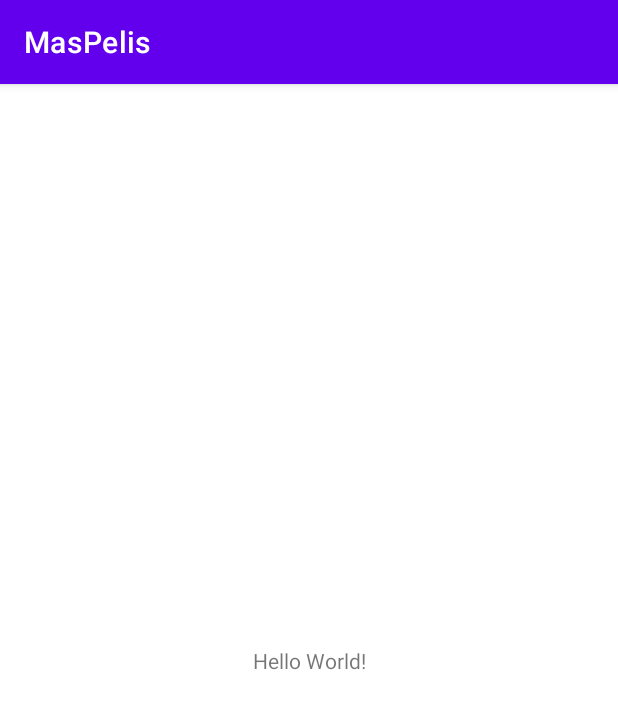
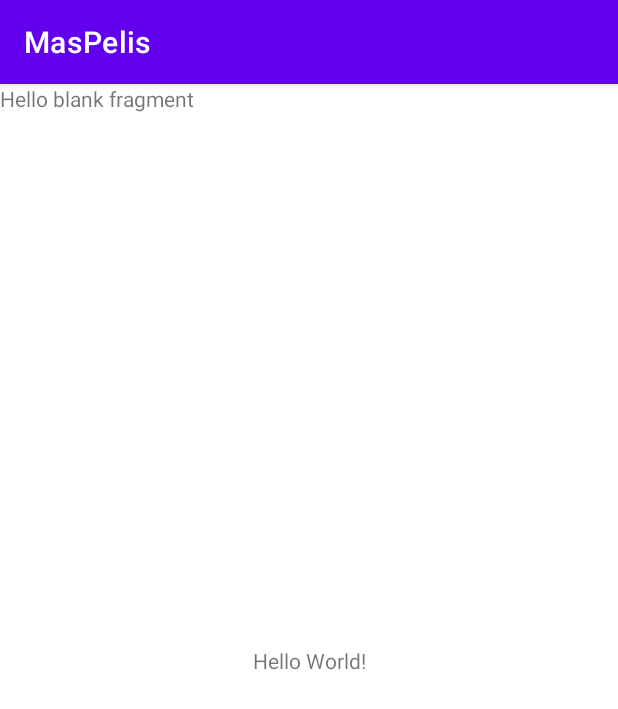
Before and after one commit to josele1976/MasPelis, an Android app: the screen it shows after launch (MainActivity), on a phone screen of 412 x 824 dp. Shown: the top 709 px of the screen. Run offline under Robolectric (Android 15) with nearby library versions, the phone set to English and light mode, and no system bars.

Commit message:
17/01/2023 17.48 horas

```diff
--- /dev/null
+++ b/app/src/main/java/com/example/maspelis/ListaPeliculas.java
@@ -0,0 +1,64 @@
+package com.example.maspelis;
+
+import android.os.Bundle;
+
+import androidx.fragment.app.Fragment;
+
+import android.view.LayoutInflater;
+import android.view.View;
+import android.view.ViewGroup;
+
+/**
+ * A simple {@link Fragment} subclass.
+ * Use the {@link ListaPeliculas#newInstance} factory method to
+ * create an instance of this fragment.
+ */
+public class ListaPeliculas extends Fragment {
+
+    // TODO: Rename parameter arguments, choose names that match
+    // the fragment initialization parameters, e.g. ARG_ITEM_NUMBER
+    private static final String ARG_PARAM1 = "param1";
+    private static final String ARG_PARAM2 = "param2";
+
+    // TODO: Rename and change types of parameters
+    private String mParam1;
+    private String mParam2;
+
+    public ListaPeliculas() {
+        // Required empty public constructor
+    }
+
+    /**
+     * Use this factory method to create a new instance of
+     * this fragment using the provided parameters.
+     *
+     * @param param1 Parameter 1.
+     * @param param2 Parameter 2.
+     * @return A new instance of fragment lista_peliculas.
+     */
+    // TODO: Rename and change types and number of parameters
+    public static ListaPeliculas newInstance(String param1, String param2) {
+        ListaPeliculas fragment = new ListaPeliculas();
+        Bundle args = new Bundle();
+        args.putString(ARG_PARAM1, param1);
+        args.putString(ARG_PARAM2, param2);
+        fragment.setArguments(args);
+        return fragment;
+    }
+
+    @Override
+    public void onCreate(Bundle savedInstanceState) {
+        super.onCreate(savedInstanceState);
+        if (getArguments() != null) {
+            mParam1 = getArguments().getString(ARG_PARAM1);
+            mParam2 = getArguments().getString(ARG_PARAM2);
+        }
+    }
+
+    @Override
+    public View onCreateView(LayoutInflater inflater, ViewGroup container,
+                             Bundle savedInstanceState) {
+        // Inflate the layout for this fragment
+        return inflater.inflate(R.layout.fragment_lista_peliculas, container, false);
+    }
+}
--- a/app/src/main/java/com/example/maspelis/MainActivity.java
+++ b/app/src/main/java/com/example/maspelis/MainActivity.java
@@ -10,6 +10,16 @@ public class MainActivity extends AppCompatActivity {
     protected void onCreate(Bundle savedInstanceState) {
         super.onCreate(savedInstanceState);
         setContentView(R.layout.activity_main);
-        //Crear  2 fragmentos
+        //Cargo el fragmento de la lista de películas
+        loadFragment(new ListaPeliculas());
+    }
+
+    private void loadFragment(ListaPeliculas listaPeliculas) {
+
+        getSupportFragmentManager()
+                .beginTransaction()
+                .replace(android.R.id.content, listaPeliculas)
+                .addToBackStack(null)
+                .commit();
     }
 }
--- /dev/null
+++ b/app/src/main/res/layout/fragment_lista_peliculas.xml
@@ -0,0 +1,14 @@
+<?xml version="1.0" encoding="utf-8"?>
+<FrameLayout xmlns:android="http://schemas.android.com/apk/res/android"
+    xmlns:tools="http://schemas.android.com/tools"
+    android:layout_width="match_parent"
+    android:layout_height="match_parent"
+    tools:context=".ListaPeliculas">
+
+    <!-- TODO: Update blank fragment layout -->
+    <TextView
+        android:layout_width="match_parent"
+        android:layout_height="match_parent"
+        android:text="@string/hello_blank_fragment" />
+
+</FrameLayout>
--- a/app/src/main/res/values/strings.xml
+++ b/app/src/main/res/values/strings.xml
@@ -1,3 +1,5 @@
 <resources>
     <string name="app_name">MasPelis</string>
+    <!-- TODO: Remove or change this placeholder text -->
+    <string name="hello_blank_fragment">Hello blank fragment</string>
 </resources>
```
Also changed, not shown: app/src/main/java/com/example/maspelis/Pelicula.java (+35 -0 lines).
